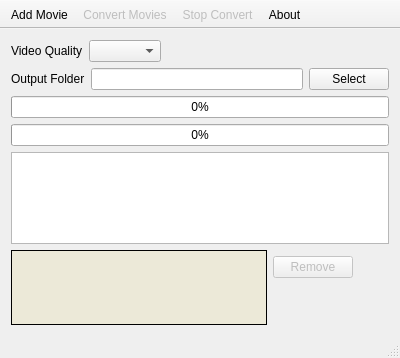
Before: the Qt Designer form mainwindow.ui in xandroalmeida/YAVC, drawn with Qt 5.
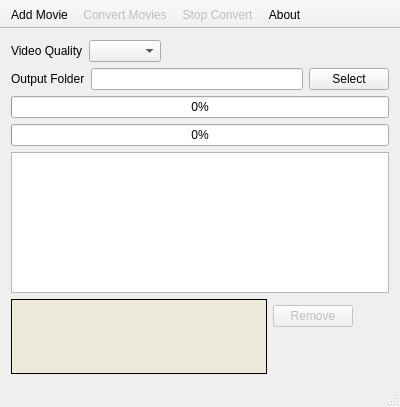
After: the same form once the commit is applied. Icons and pictures are not drawn.

Commit message: Main window save last position and size and restore it when the app is opened again

Patch:
```diff
--- a/mainwindow.ui
+++ b/mainwindow.ui
@@ -7,7 +7,7 @@
     <x>0</x>
     <y>0</y>
     <width>400</width>
-    <height>358</height>
+    <height>407</height>
    </rect>
   </property>
   <property name="windowTitle">
```
The commit also changes 3 other files.
